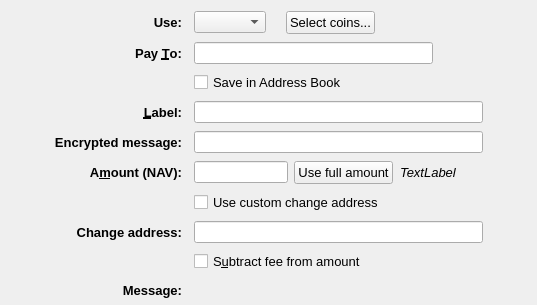
First picture: the form in src/qt/forms/sendcoinsentry.ui, repository Zero-Dynamics/odynstock, before the edit.
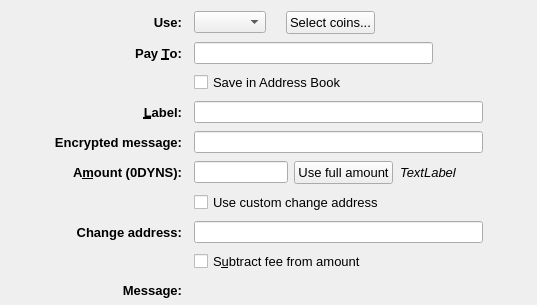
Second picture: the form after the edit. Icons and pictures are not drawn. Custom widgets are drawn as their Qt base class.

The edit to the form file:
```diff
--- a/src/qt/forms/sendcoinsentry.ui
+++ b/src/qt/forms/sendcoinsentry.ui
@@ -258,7 +258,7 @@
        <string>How much do you want to send?</string>
       </property>
       <property name="text">
-       <string>A&amp;mount (NAV):</string>
+       <string>A&amp;mount (0DYNS):</string>
       </property>
       <property name="alignment">
        <set>Qt::AlignRight|Qt::AlignTrailing|Qt::AlignVCenter</set>
```
Left out of the diff: 4 changed lines with no effect on the pictures.
